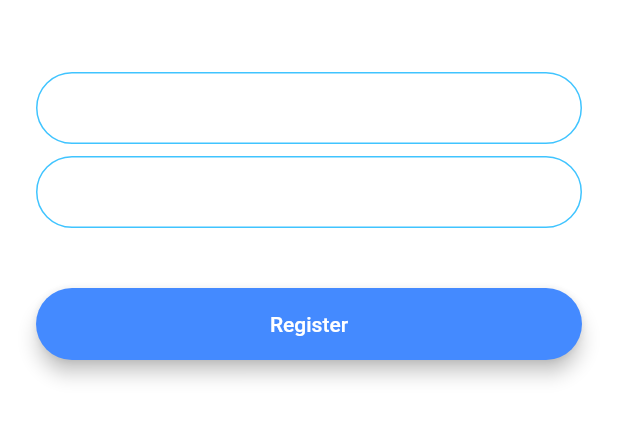
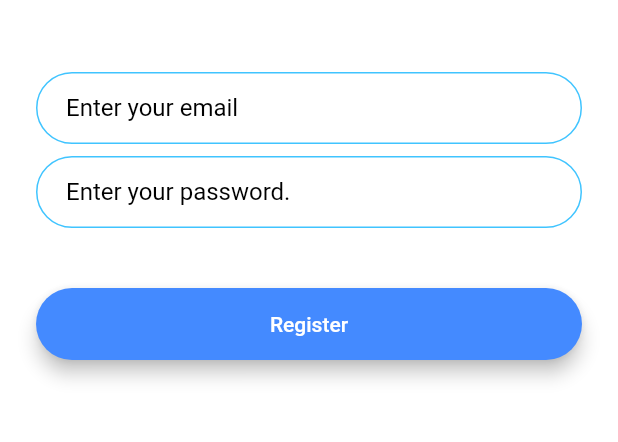
Before and after one commit to MarceloJSCesar/Flash-Chat, a Flutter app: the RegistrationScreen screen opened by its route, on a phone screen of 412 x 824 dp, the part 576-1018 px from its top. Run offline on Flutter 3.47's test engine with Material 2 defaults, Android fonts, the phone set to English and light mode, and no system bars; our stand-ins replace animated_text_kit, cloud_firestore, firebase_auth, firebase_core; accounts and stored records are empty.

```diff
--- a/flash_chat/lib/widgets/custom_textfield.dart
+++ b/flash_chat/lib/widgets/custom_textfield.dart
@@ -12,13 +12,17 @@ class CustomTextField extends StatelessWidget {
   @override
   Widget build(BuildContext context) {
     return TextField(
-      onChanged: (value) => onChanged,
+      onChanged: (value) => onChanged(value),
       style: const TextStyle(
         fontSize: 16,
         color: Colors.black,
       ),
       decoration: InputDecoration(
         hintText: hint ?? 'Enter your password.',
+        hintStyle: const TextStyle(
+          fontSize: 16,
+          color: Colors.black,
+        ),
         contentPadding:
             const EdgeInsets.symmetric(vertical: 10.0, horizontal: 20.0),
         border: const OutlineInputBorder(
```
